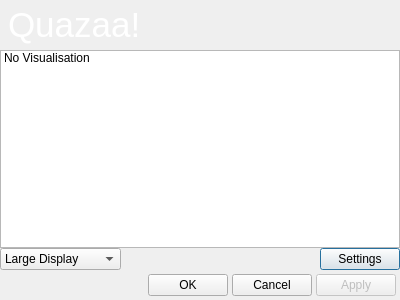
c3c/quazaa, file branches/Rewrite/UI/dialogselectvisualisation.ui: the form before one commit.
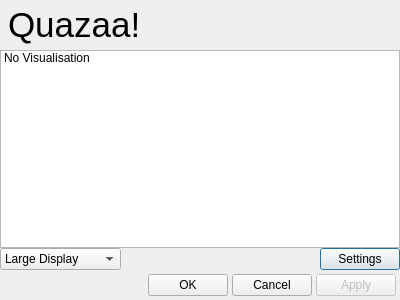
The form after the commit. Icons and pictures are not drawn.

Commit message: Removed remaining hard coded skinning style sheets from ui. Fixed default app menu appearing to right of nav toolbar. Now appears where menu should appear.

Patch:
```diff
--- a/branches/Rewrite/UI/dialogselectvisualisation.ui
+++ b/branches/Rewrite/UI/dialogselectvisualisation.ui
@@ -53,10 +53,6 @@
        <height>50</height>
       </size>
      </property>
-     <property name="styleSheet">
-      <string notr="true">background-image: url(:/Resource/HeaderBackground.png);
-color: rgb(255, 255, 255);</string>
-     </property>
      <property name="frameShape">
       <enum>QFrame::NoFrame</enum>
      </property>
```
Left out of the diff: 8 changed lines with no effect on the pictures. The commit also changes 33 other files.
